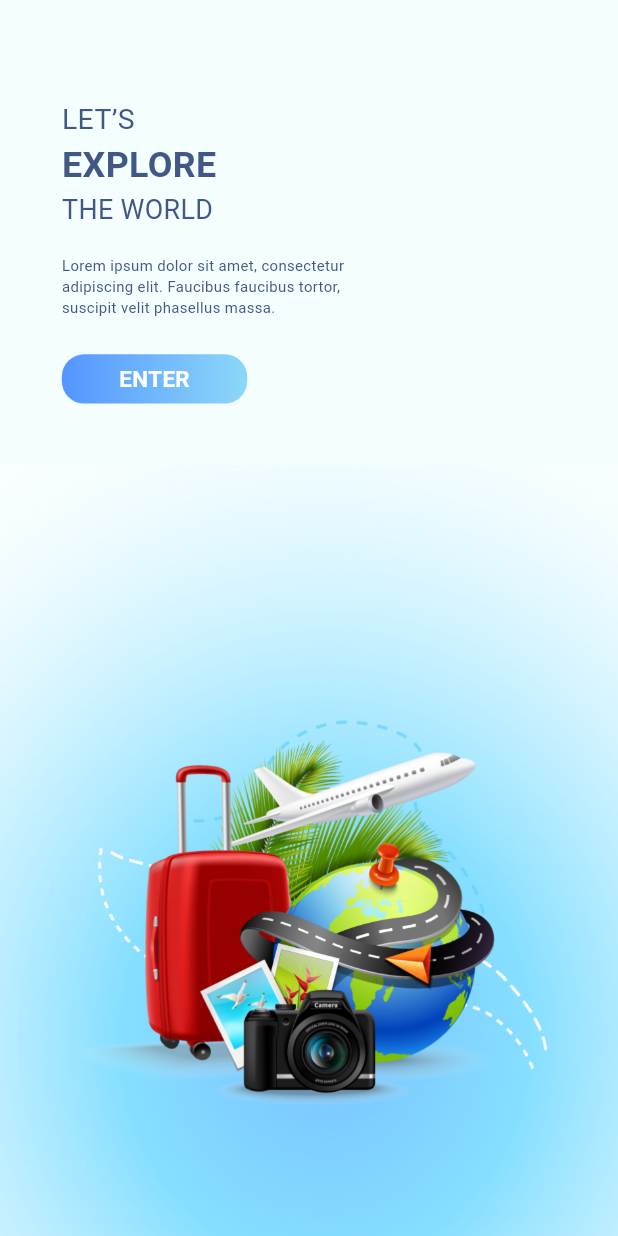
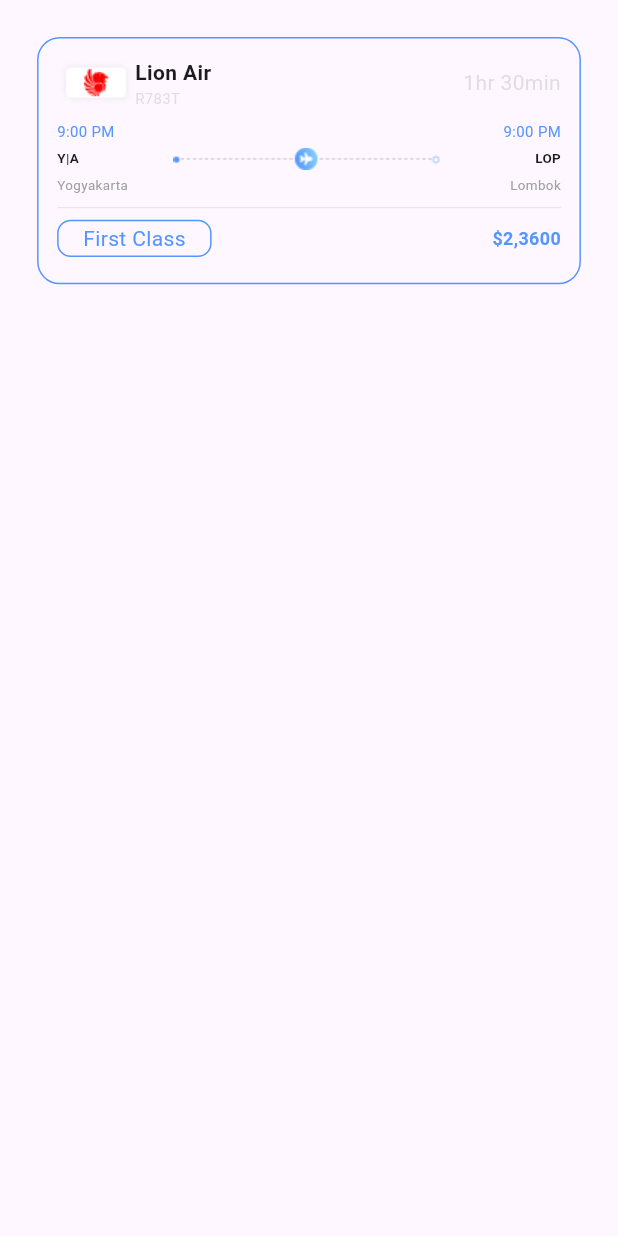
Before and after one commit to princymiracle/travelapp, a Flutter app: the screen it shows after launch, on a phone screen of 412 x 824 dp. Run offline on Flutter 3.47's test engine with Material 3 defaults, Android fonts, the phone set to English and light mode, and no system bars; our stand-ins replace email_validator, flutter_sizer, get, otp_text_field, table_calendar.

Commit message:
init commit

```diff
--- a/lib/Constant/Image_Path.dart
+++ b/lib/Constant/Image_Path.dart
@@ -6,4 +6,8 @@
   static const Spl2 = "assets/images/sps2.png";
   static const logimg = "assets/images/logimg.png";
   static const register = "assets/images/Register.png";
+
+
+  static const flight = "assets/images/flight.png";
+  static const lion = "assets/images/lion.png";
 }
--- a/lib/Screens/Forget_Password_otp.dart
+++ b/lib/Screens/Forget_Password_otp.dart
@@ -204,7 +204,6 @@
    // }
 }
 
-//
 // import 'package:flutter/material.dart';
 // import 'package:flutter_sizer/flutter_sizer.dart';
 // import 'package:get/get.dart';
--- /dev/null
+++ b/lib/Select_Flights.dart
@@ -0,0 +1,99 @@
+import 'package:flutter/material.dart';
+import 'package:flutter_sizer/flutter_sizer.dart';
+
+import 'Constant/Image_Path.dart';
+import 'Custom_Elements/Elements/Custom_Color.dart';
+import 'Custom_Elements/Elements/Custom_Container.dart';
+
+class SelectFlight extends StatelessWidget {
+  const SelectFlight({super.key});
+
+  @override
+  Widget build(BuildContext context) {
+    return Scaffold(
+      body: Padding(
+        padding:  EdgeInsets.all(3.h),
+        child: CustomContainer(
+          height: 20.h,
+          width: 90.w,
+          decoration: BoxDecoration(
+            borderRadius: BorderRadius.circular(15),
+            border: Border.all(color: CustomColors.Buttonbg),
+          ),
+          child: Padding(
+            padding:  EdgeInsets.all(1.5.h),
+            child: Column(
+              children: [
+                Row(
+                  mainAxisAlignment: MainAxisAlignment.spaceBetween,
+                  children: [
+                   Row(
+                     children: [
+                       Image.asset(ImagePath.lion,fit: BoxFit.cover,),
+                       Column(
+                         crossAxisAlignment: CrossAxisAlignment.start,
+                         children: [
+                           Text("Lion Air",style: TextStyle(fontWeight: FontWeight.bold),),
+                           Text("R783T",style: TextStyle(color: Colors.grey.withOpacity(0.3),fontSize: 10.sp),)
+                         ],
+                       ),
+                     ],
+                   ),
+                    Row(
+                      children: [
+                        Text("1hr 30min",style: TextStyle(color: Colors.grey.withOpacity(0.3),),),
+                      ],
+                    ),
+                  ],
+                ),
+                SizedBox(height: 1.h,),
+                Row(
+                  mainAxisAlignment: MainAxisAlignment.spaceBetween,
+                  children: [
+                    Text("9:00 PM",style: TextStyle(color: Color(0xFF5496FF),fontSize: 10.sp),),
+                    Text("9:00 PM",style: TextStyle(color: Color(0xFF5496FF),fontSize: 10.sp),),
+                  ],
+                ),
+                SizedBox(height: 0.5.h,),
+                Row(
+                  mainAxisAlignment: MainAxisAlignment.spaceBetween,
+                  children: [
+                    Text("Y|A",style: TextStyle(fontSize: 9.sp,fontWeight: FontWeight.bold),),
+                    Image.asset(ImagePath.flight,fit: BoxFit.cover,),
+                    Text("LOP",style: TextStyle(fontSize: 9.sp,fontWeight: FontWeight.bold),),
+                  ],
+                ),
+                SizedBox(height: 0.5.h,),
+                Row(
+                  mainAxisAlignment: MainAxisAlignment.spaceBetween,
+                  children: [
+                    Text("Yogyakarta",style: TextStyle(fontSize: 9.sp,color: Colors.grey.withOpacity(1),),),
+                    Text("Lombok",style: TextStyle(fontSize: 9.sp,color: Colors.grey.withOpacity(1),),),
+                  ],
+                ),
+                Divider(thickness: 0.3,),
+                Row(
+                  mainAxisAlignment: MainAxisAlignment.spaceBetween,
+                  children: [
+                    CustomContainer(
+                      height: 3.h,
+                      width: 25.w,
+                      decoration: BoxDecoration(
+                        borderRadius: BorderRadius.circular(9),
+                        border: Border.all(color: CustomColors.Buttonbg),
+                      ),
+                      child: Center(
+                        child: Text("First Class",style: TextStyle(color: Color(0xFF5496FF),),),
+                      ),
+                    ),
+                    Text("\$2,3600",style: TextStyle(color: Color(0xFF5496FF),fontWeight: FontWeight.bold,fontSize: 12.sp),),
+                  ],
+                ),
+              ],
+            ),
+          ),
+        ),
+      ),
+    );
+  }
+}
--- a/lib/main.dart
+++ b/lib/main.dart
@@ -3,6 +3,7 @@
 import 'package:get/get.dart';
 import 'Routes/Routes.dart';
 import 'Routes/Screens.dart';
+import 'Select_Flights.dart';
 
 void main() {
   runApp(const MyApp());
@@ -22,9 +23,10 @@
           theme: ThemeData(
             primarySwatch: Colors.blue,
           ),
-          getPages: Screens.routes,
-          initialRoute: Routes.splashScreen,
+          // getPages: Screens.routes,
+          // initialRoute: Routes.splashScreen,
            //home: DateScreen(),
+          home: SelectFlight(),
         );
       },
     );
```
Also changed, not shown: assets/images/flight.png (added), assets/images/lion.png (added).
